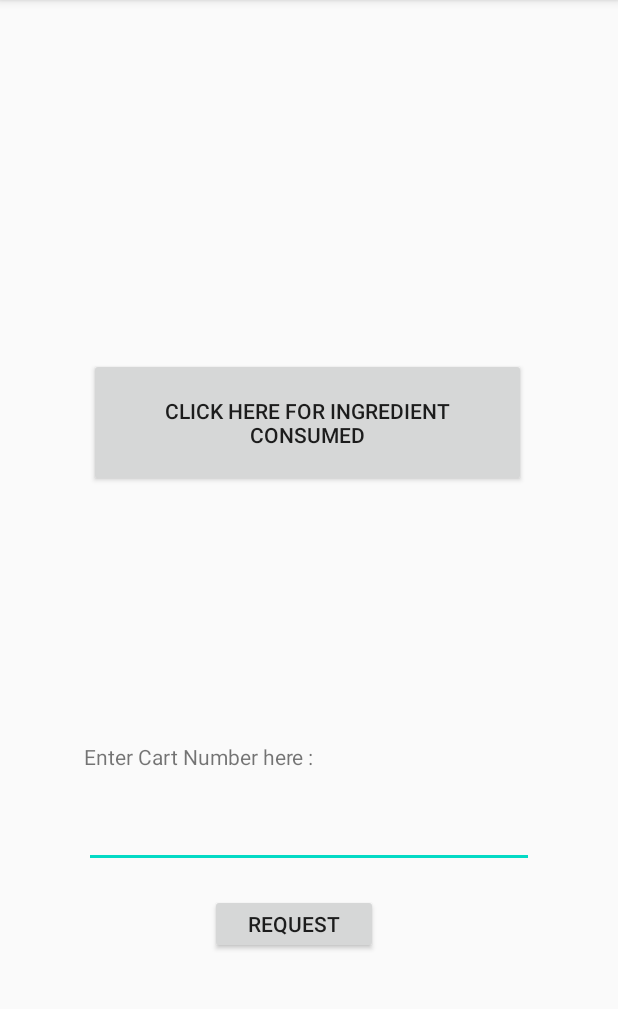
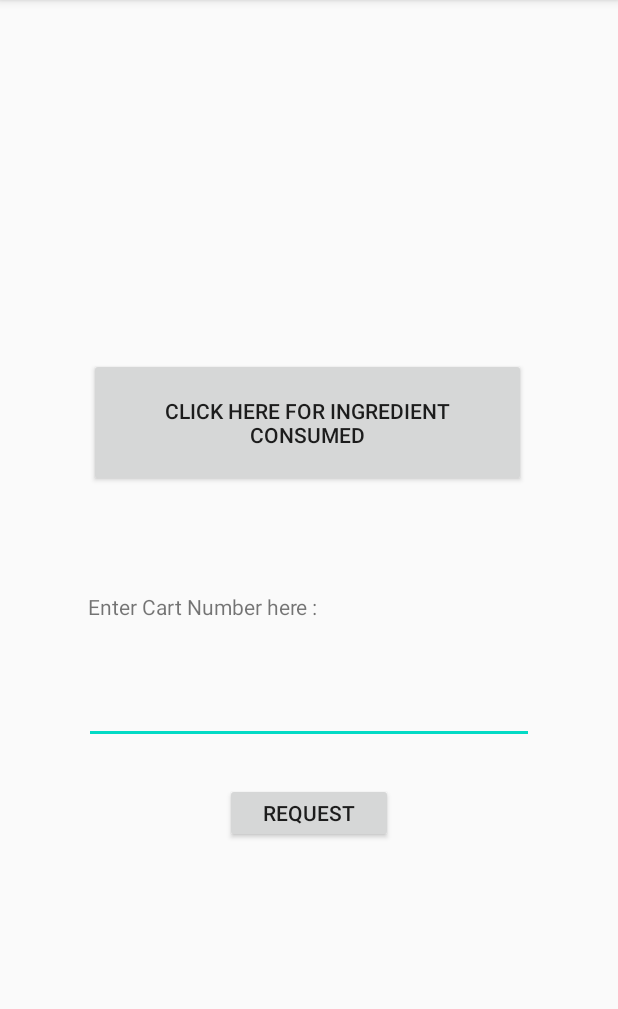
Before and after one commit to koushik1703/SmartPurchasingUndGuidance, an Android app: the screen it shows after launch (MainActivity), on a phone screen of 412 x 824 dp, the part 84-1093 px from its top. Run offline under Robolectric (Android 15) with nearby library versions, the phone set to English and light mode, and no system bars.

Commit message:
Fix for QR scanner

```diff
--- a/SPUGAndriod/app/src/main/AndroidManifest.xml
+++ b/SPUGAndriod/app/src/main/AndroidManifest.xml
@@ -14,7 +14,8 @@
         android:label="@string/app_name"
         android:roundIcon="@mipmap/ic_launcher_round"
         android:supportsRtl="true"
-        android:theme="@style/AppTheme">
+        android:theme="@style/AppTheme"
+        android:usesCleartextTraffic="true">
         <activity android:name=".QRCodeScanner"></activity>
         <activity android:name=".IngredientConsumedView" />
         <activity android:name=".UnAssignCartView" />
--- a/SPUGAndriod/app/src/main/res/layout/activity_main.xml
+++ b/SPUGAndriod/app/src/main/res/layout/activity_main.xml
@@ -11,11 +11,9 @@
         android:layout_width="300dp"
         android:layout_height="50dp"
         android:layout_marginStart="55dp"
-        android:layout_marginLeft="55dp"
-        android:layout_marginTop="511dp"
-        android:layout_marginEnd="55dp"
-        android:layout_marginRight="55dp"
-        android:layout_marginBottom="172dp"
+        android:layout_marginTop="427dp"
+        android:layout_marginEnd="56dp"
+        android:layout_marginBottom="254dp"
         app:layout_constraintBottom_toBottomOf="parent"
         app:layout_constraintEnd_toEndOf="parent"
         app:layout_constraintStart_toStartOf="parent"
@@ -25,10 +23,10 @@
         android:id="@+id/goButton"
         android:layout_width="112dp"
         android:layout_height="40dp"
-        android:layout_marginStart="150dp"
-        android:layout_marginTop="584dp"
-        android:layout_marginEnd="170dp"
-        android:layout_marginBottom="120dp"
+        android:layout_marginStart="149dp"
+        android:layout_marginTop="503dp"
+        android:layout_marginEnd="150dp"
+        android:layout_marginBottom="188dp"
         android:text="Request"
         app:layout_constraintBottom_toBottomOf="parent"
         app:layout_constraintEnd_toEndOf="parent"
@@ -39,12 +37,10 @@
         android:id="@+id/textView"
         android:layout_width="300dp"
         android:layout_height="20dp"
-        android:layout_marginStart="55dp"
-        android:layout_marginLeft="55dp"
-        android:layout_marginTop="475dp"
-        android:layout_marginEnd="55dp"
-        android:layout_marginRight="55dp"
-        android:layout_marginBottom="234dp"
+        android:layout_marginStart="58dp"
+        android:layout_marginTop="376dp"
+        android:layout_marginEnd="53dp"
+        android:layout_marginBottom="335dp"
         android:text="Enter Cart Number here : "
         app:layout_constraintBottom_toBottomOf="parent"
         app:layout_constraintEnd_toEndOf="parent"
@@ -55,10 +51,10 @@
         android:id="@+id/responseText"
         android:layout_width="298dp"
         android:layout_height="32dp"
-        android:layout_marginStart="57dp"
-        android:layout_marginTop="409dp"
-        android:layout_marginEnd="56dp"
-        android:layout_marginBottom="290dp"
+        android:layout_marginStart="58dp"
+        android:layout_marginTop="327dp"
+        android:layout_marginEnd="55dp"
+        android:layout_marginBottom="372dp"
         app:layout_constraintBottom_toBottomOf="parent"
         app:layout_constraintEnd_toEndOf="parent"
         app:layout_constraintStart_toStartOf="parent"
--- a/SPUGAndriod/app/src/main/res/layout/activity_q_r_code_scanner.xml
+++ b/SPUGAndriod/app/src/main/res/layout/activity_q_r_code_scanner.xml
@@ -1,5 +1,5 @@
 <?xml version="1.0" encoding="utf-8"?>
-<androidx.constraintlayout.widget.ConstraintLayout xmlns:android="http://schemas.android.com/apk/res/android"
+<RelativeLayout xmlns:android="http://schemas.android.com/apk/res/android"
     xmlns:app="http://schemas.android.com/apk/res-auto"
     xmlns:tools="http://schemas.android.com/tools"
     android:layout_width="match_parent"
@@ -22,4 +22,4 @@
         app:frameSize="0.75"
         app:frameThickness="2dp"
         app:maskColor="#77000000"/>
-</androidx.constraintlayout.widget.ConstraintLayout>
+</RelativeLayout>
```
Also changed, not shown: SPUGAndriod/app/src/main/java/com/example/spug/ItemToBuyDialog.java (+7 -1 lines), SPUGAndriod/app/src/main/java/com/example/spug/QRCodeScanner.java (+4 -9 lines), SPUGAndriod/app/src/main/res/layout/activity_add_items.xml (+11 -11 lines), SPUGAndriod/app/src/main/res/layout/activity_un_assign_cart_view.xml (+5 -5 lines), 2 other files.
